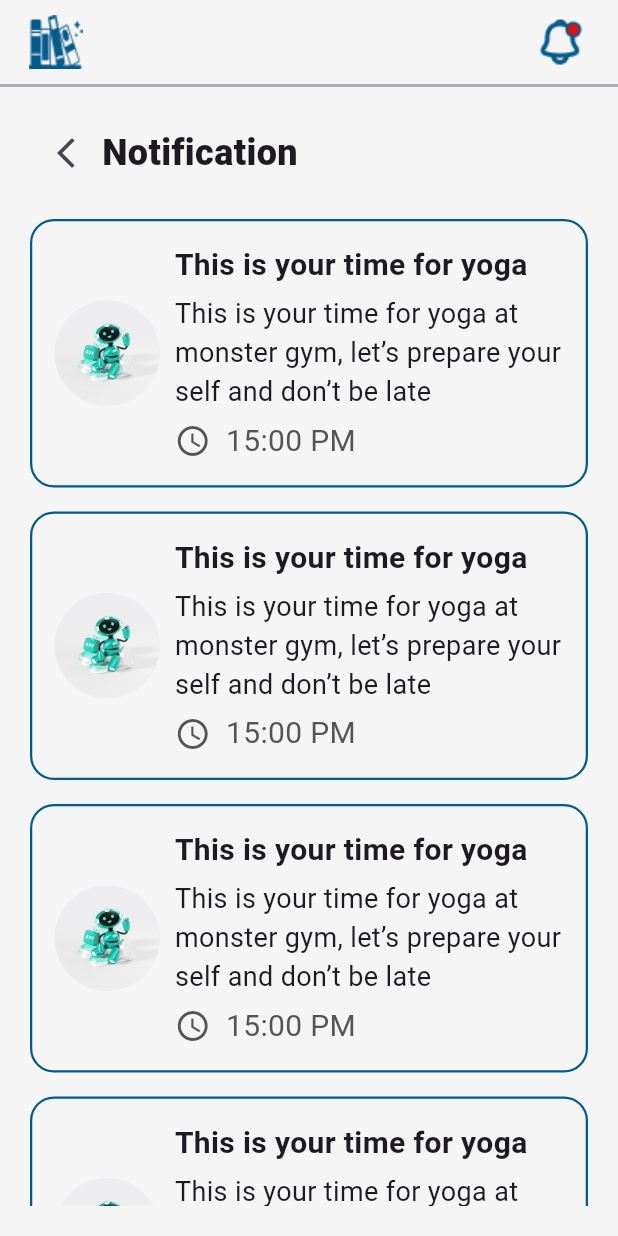
After one commit to esraamahmoud7/Library_App, a Flutter app: the NotificationView screen opened by its route, on a phone screen of 412 x 824 dp. The commit adds this screen. Run offline on Flutter 3.47's test engine with Material 3 defaults, Android fonts, the phone set to English and light mode, and no system bars; our stand-ins replace bloc, go_router.

Commit message:
finish the notification

```diff
--- a/lib/core/Routes/Routes.dart
+++ b/lib/core/Routes/Routes.dart
@@ -5,6 +5,7 @@ import 'package:library_app/features/Authentication/forgetPassword/UI/forgetPass
 import 'package:library_app/features/Services/more/Account/UI/accountDetailsView.dart';
 import 'package:library_app/features/Services/more/Account/UI/my%20account.dart';
 import 'package:library_app/features/Services/more/FAQ/UI/FAQs.dart';
+import 'package:library_app/features/notification/UI/notification_view.dart';
 import 'package:library_app/features/welcome/UI/NavigatorControl.dart';
 import 'package:library_app/features/welcome/UI/welcomeScreen.dart';
 
@@ -70,6 +71,10 @@ abstract class AppRouter {
       path: PagesRoute.faqs,
       builder: (context, state) => const FAQs(),
     ),
+    GoRoute(
+      path: PagesRoute.notification,
+      builder: (context, state) => const NotificationView(),
+    ),
   ]
   );
 }
--- a/lib/core/Routes/pageRoutes.dart
+++ b/lib/core/Routes/pageRoutes.dart
@@ -13,5 +13,6 @@ class PagesRoute{
   static const String account = "/account";
   static const String accountDetails = "/accountDetails";
   static const String time = "/availTime";
+  static const String notification = "/notification";
 
 }
--- a/lib/core/colors/AppColors.dart
+++ b/lib/core/colors/AppColors.dart
@@ -3,6 +3,8 @@ import 'dart:ui';
 abstract class  AppColors{
   static const Color primaryColor = Color(0xff045A8B);
   static const Color grey = Color(0xffababb4);
+  static const Color darkGrey = Color(0xff545454);
+
   static const Color white = Color(0xFFFFFFFF);
   static const Color black = Color(0xff000000);
   static const Color lightGray = Color(0xFFF7F7F7);
--- a/lib/features/Services/Rooms/UI/widgets/roomData.dart
+++ b/lib/features/Services/Rooms/UI/widgets/roomData.dart
@@ -1,4 +1,5 @@
 import 'package:flutter/material.dart';
+import 'package:library_app/features/Services/Rooms/UI/widgets/timeWdget.dart';
 
 import '../../../../../core/theme/appTheme.dart';
 
@@ -32,17 +33,7 @@ class RoomData extends StatelessWidget {
               overflow: TextOverflow.ellipsis,
             ),
             SizedBox(height: 8,),
-            Row(
-              children: [
-                Icon(Icons.access_time,),
-                SizedBox(width: 10),
-                Text(
-                  "10 Am : 3 PM",
-                  style: AppStyles.textStyle18,
-                  overflow: TextOverflow.ellipsis,
-                ),
-              ],
-            ),
+            TimeCustomWidget(time: "10 Am : 3 PM",),
           ],
         ),
       ),
--- /dev/null
+++ b/lib/features/Services/Rooms/UI/widgets/timeWdget.dart
@@ -0,0 +1,28 @@
+import 'package:flutter/material.dart';
+
+import '../../../../../core/theme/appTheme.dart';
+
+
+
+class TimeCustomWidget extends StatelessWidget {
+  const TimeCustomWidget({
+    super.key, required this.time,
+  });
+
+  final String time;
+
+  @override
+  Widget build(BuildContext context) {
+    return Row(
+      children: [
+        Icon(Icons.access_time,),
+        SizedBox(width: 10),
+        Text(
+          time,
+          style: AppStyles.textStyle18,
+          overflow: TextOverflow.ellipsis,
+        ),
+      ],
+    );
+  }
+}
--- /dev/null
+++ b/lib/features/notification/UI/notification_view.dart
@@ -0,0 +1,37 @@
+import 'package:flutter/material.dart';
+import 'package:go_router/go_router.dart';
+import 'package:library_app/core/colors/AppColors.dart';
+import 'package:library_app/core/theme/appTheme.dart';
+import 'package:library_app/core/widgets/backarrowPage.dart';
+import 'package:library_app/features/notification/UI/widgets/Time.dart';
+import 'package:library_app/features/notification/UI/widgets/notificationBox.dart';
+import 'package:library_app/features/welcome/UI/widgets/customAppBar.dart';
+
+class NotificationView extends StatelessWidget {
+  const NotificationView({super.key});
+
+  @override
+  Widget build(BuildContext context) {
+    return Scaffold(
+      appBar: customAppBar(),
+      body: Padding(
+        padding: const EdgeInsets.symmetric(horizontal: 20,vertical: 20),
+        child: ListView(
+          children: [
+            backPage(title: "Notification",onBack: (){GoRouter.of(context).pop();},),
+            SizedBox(height: 12,),
+            ListView.builder(
+                shrinkWrap: true,
+                physics: NeverScrollableScrollPhysics(),
+                itemCount: 10,
+                itemBuilder: (context,index)
+                    {
+                      return NotificationBox();
+                    }
+            )
+          ],
+        ),
+      ),
+    );
+  }
+}
--- /dev/null
+++ b/lib/features/notification/UI/widgets/Time.dart
@@ -0,0 +1,32 @@
+import 'package:flutter/material.dart';
+import 'package:library_app/core/colors/AppColors.dart';
+
+import '../../../../../core/theme/appTheme.dart';
+
+
+
+class TimeWidget extends StatelessWidget {
+  const TimeWidget({
+    super.key, required this.time,
+  });
+
+  final String time;
+
+  @override
+  Widget build(BuildContext context) {
+    return Row(
+      children: [
+        Icon(Icons.access_time,color: AppColors.darkGrey),
+        SizedBox(width: 10),
+        Text(
+          time,
+          style: AppStyles.textStyle20.copyWith(
+            fontWeight: FontWeight.w400,
+            color: AppColors.darkGrey
+          ),
+          overflow: TextOverflow.ellipsis,
+        ),
+      ],
+    );
+  }
+}
--- /dev/null
+++ b/lib/features/notification/UI/widgets/notificationBox.dart
@@ -0,0 +1,65 @@
+import 'package:flutter/material.dart';
+
+import '../../../../core/colors/AppColors.dart';
+import '../../../../core/theme/appTheme.dart';
+import 'Time.dart';
+
+
+class NotificationBox extends StatelessWidget {
+  const NotificationBox({
+    super.key,
+  });
+
+  @override
+  Widget build(BuildContext context) {
+    return Padding(
+      padding: const EdgeInsets.symmetric(vertical: 8),
+      child: Container(
+        width: double.infinity,
+        padding: const EdgeInsets.symmetric(horizontal:15 ,vertical: 15),
+        decoration: BoxDecoration(
+            borderRadius: BorderRadius.circular(16),
+            border: Border.all(
+                color: AppColors.primaryColor,
+                width: 1.5
+            )
+        ),
+        child: Row(
+          children: [
+            CircleAvatar(
+              radius: 35,
+              backgroundImage: AssetImage("assets/images/notification.jpg"),
+            ),
+            SizedBox(width: 10,),
+            Expanded(
+              child: Column(
+                crossAxisAlignment: CrossAxisAlignment.start,
+                children: [
+                  Text("This is your time for yoga",
+                      style: AppStyles.textStyle20.copyWith(
+                          fontWeight: FontWeight.bold
+                      ),
+                      softWrap: true,
+                      overflow: TextOverflow.clip
+                  ),
+                  SizedBox(height: 5,),
+                  Text("This is your time for yoga at monster gym, let’s prepare your self and don’t be late",
+                      style: AppStyles.textStyle18.copyWith(
+                          fontWeight: FontWeight.w400
+                      ),
+                      softWrap: true,
+                      overflow: TextOverflow.clip
+                  ),
+                  SizedBox(
+                    height: 5,
+                  ),
+                  TimeWidget(time: "15:00 PM")
+                ],
+              ),
+            )
+          ],
+        ),
+      ),
+    );
+  }
+}
--- a/lib/features/welcome/UI/widgets/customAppBar.dart
+++ b/lib/features/welcome/UI/widgets/customAppBar.dart
@@ -1,4 +1,6 @@
 import 'package:flutter/material.dart';
+import 'package:go_router/go_router.dart';
+import 'package:library_app/core/Routes/pageRoutes.dart';
 
 import '../../../../core/colors/AppColors.dart';
 
@@ -19,8 +21,10 @@ class customAppBar extends StatelessWidget implements PreferredSizeWidget {
         Padding(
           padding: const EdgeInsets.only(right: 20),
           child: GestureDetector(
-              onTap: (){},
-              child: Image.asset("assets/images/alert.png")),
+              onTap: (){
+                GoRouter.of(context).push(PagesRoute.notification);
+              },
+              child: Image.asset("assets/images/notification-bell-outline.png")),
         ),
       ],
       bottom: PreferredSize(
```
Also changed, not shown: assets/images/notification.jpg (added).
